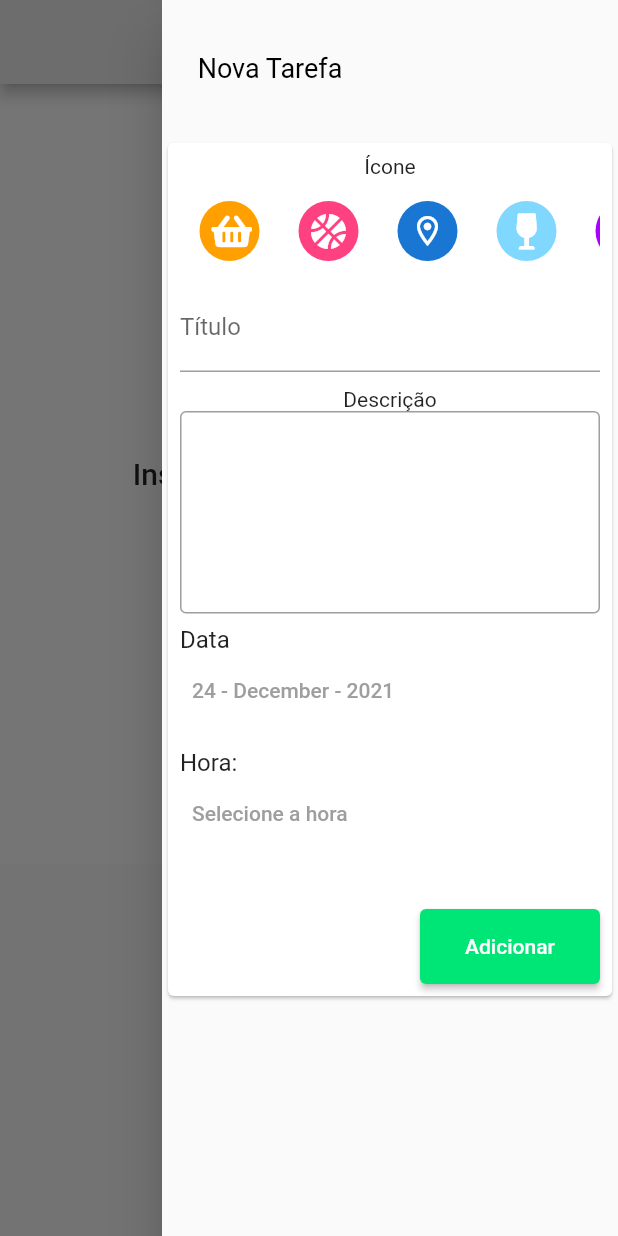
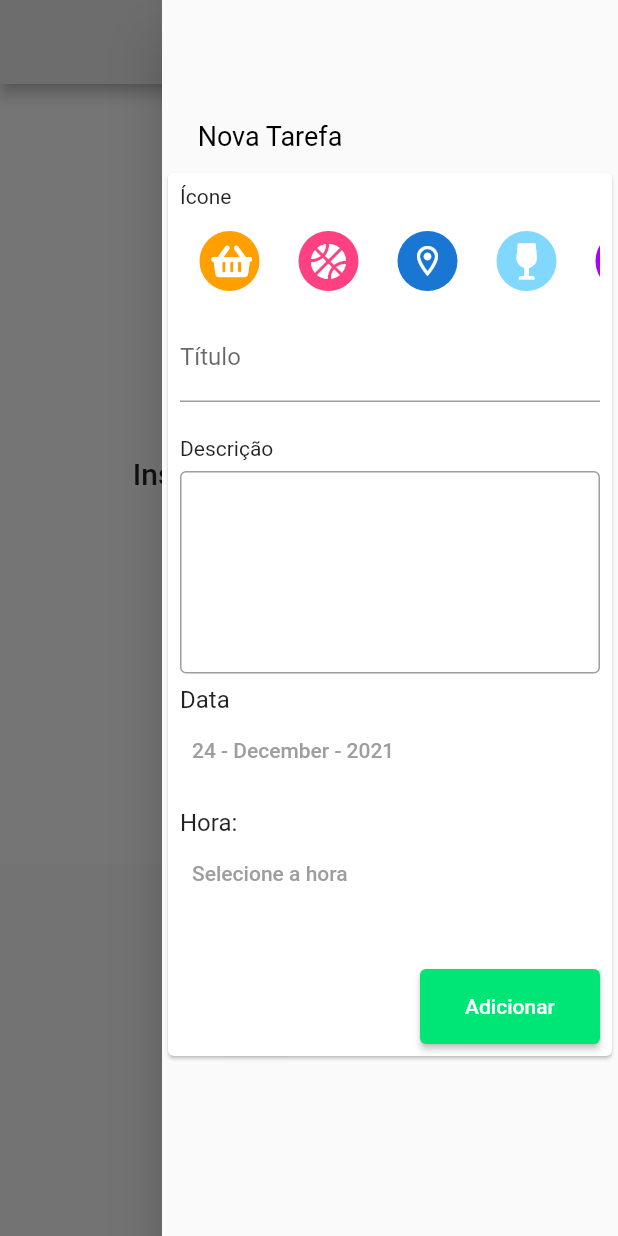
Before and after one commit to heloeng/Diario_De_Tarefas, a Flutter app: the screen it shows after launch, with the side drawer open, on a phone screen of 412 x 824 dp. Run offline on Flutter 3.47's test engine with Material 2 defaults, Android fonts, the phone set to English and light mode, and no system bars; our stand-ins replace font_awesome_flutter.

Commit message:
icon text alignment and details

```diff
--- a/lib/main.dart
+++ b/lib/main.dart
@@ -3,6 +3,7 @@ import 'package:flutter/material.dart';
 import 'src/ui/pages/pages.dart';
 
 main() => runApp(const ExpenseApp());
+
 
 class ExpenseApp extends StatelessWidget {
   const ExpenseApp({Key? key}) : super(key: key);
--- a/lib/src/ui/components/alertShowTodo.dart
+++ b/lib/src/ui/components/alertShowTodo.dart
@@ -67,11 +67,12 @@ details(BuildContext context, TransactionModel tr) {
             crossAxisAlignment: CrossAxisAlignment.center,
             children: [
               tr.icone,
-              // SizedBox(
-              //   height: alturaTela * 0.05,
-              // ),
 
-              const SizedBox(height: 30),
+              SizedBox(
+                height: alturaTela * 0.05,
+              ),
+
+              // const SizedBox(height: 30),
 
               Text(
                 tr.title,
--- a/lib/src/ui/components/transaction_form_component.dart
+++ b/lib/src/ui/components/transaction_form_component.dart
@@ -79,6 +79,7 @@ class _TransactionFormComponent extends State<TransactionFormComponent> {
       child: Padding(
         padding: const EdgeInsets.all(8.0),
         child: Column(
+          crossAxisAlignment: CrossAxisAlignment.start,
           children: [
             Text(
               'Ícone',
@@ -95,11 +96,15 @@ class _TransactionFormComponent extends State<TransactionFormComponent> {
             ),
 
             const SizedBox(
-              height: 10,
+              height: 23,
             ),
             Text(
               'Descrição',
               textAlign: TextAlign.left,
+            ),
+
+            const SizedBox(
+              height: 7,
             ),
 
             TextField(
@@ -114,7 +119,7 @@ class _TransactionFormComponent extends State<TransactionFormComponent> {
               height: 8,
             ),
             Column(
-              crossAxisAlignment: CrossAxisAlignment.stretch,
+              crossAxisAlignment: CrossAxisAlignment.start,
               children: [
                 const Text(
                   "Data",
--- a/lib/src/ui/pages/home_page.dart
+++ b/lib/src/ui/pages/home_page.dart
@@ -27,9 +27,10 @@ class _MyHomePageState extends State<MyHomePage> {
         child: Column(
           children: [
             Container(
-               margin: const EdgeInsets.only(right:160, top:35),
+              margin: const EdgeInsets.only(right: 160, top: 80),
               child: const Text(
                 "Nova Tarefa",
+                textAlign: TextAlign.center,
                 style: TextStyle(
                   color: Colors.black,
                   fontSize: 18,
@@ -37,7 +38,7 @@ class _MyHomePageState extends State<MyHomePage> {
               ),
             ),
             Padding(
-              padding: const EdgeInsets.only(top: 35.0),
+              padding: const EdgeInsets.only(top: 10.0),
               child: TransactionFormComponent(_addTransaction),
             )
           ],
@@ -65,8 +66,8 @@ class _MyHomePageState extends State<MyHomePage> {
     );
   }
 
-  _addTransaction(CircleAvatar icone, String title, String descricao, DateTime date,
-      TimeOfDay time) {
+  _addTransaction(CircleAvatar icone, String title, String descricao,
+      DateTime date, TimeOfDay time) {
     final newTransaction = TransactionModel(
       id: Random().nextDouble().toString(),
       icone: icone,
```
